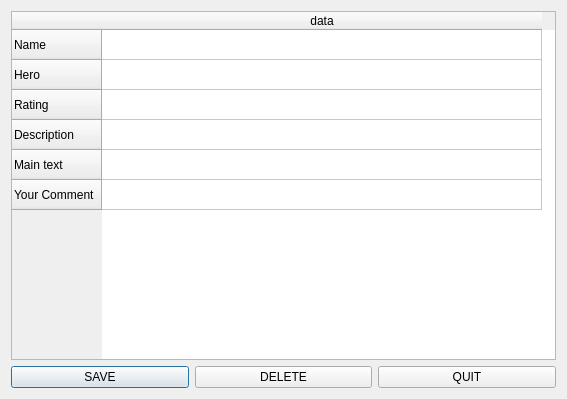
The window that raw_qt/select_guide.ui (VPirog/DotaDatabase) describes before a commit, drawn with Qt 5.
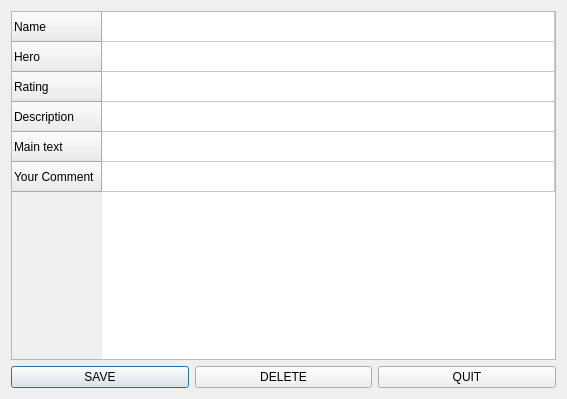
The same window after the commit.

```diff
--- a/raw_qt/select_guide.ui
+++ b/raw_qt/select_guide.ui
@@ -30,9 +30,24 @@
    </item>
    <item row="0" column="0" colspan="3">
     <widget class="QTableWidget" name="tableWidget">
+     <attribute name="horizontalHeaderVisible">
+      <bool>false</bool>
+     </attribute>
+     <attribute name="horizontalHeaderCascadingSectionResizes">
+      <bool>false</bool>
+     </attribute>
      <attribute name="horizontalHeaderDefaultSectionSize">
       <number>440</number>
      </attribute>
+     <attribute name="horizontalHeaderStretchLastSection">
+      <bool>true</bool>
+     </attribute>
+     <attribute name="verticalHeaderVisible">
+      <bool>true</bool>
+     </attribute>
+     <attribute name="verticalHeaderCascadingSectionResizes">
+      <bool>false</bool>
+     </attribute>
      <row>
       <property name="text">
        <string>Name</string>
```
